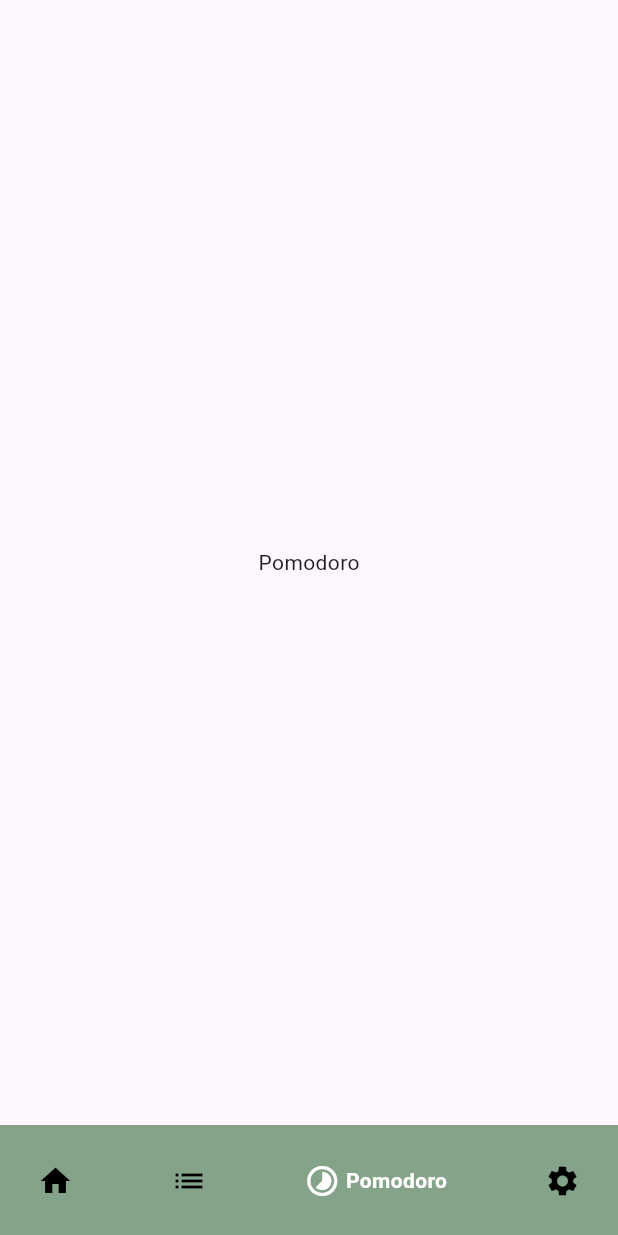
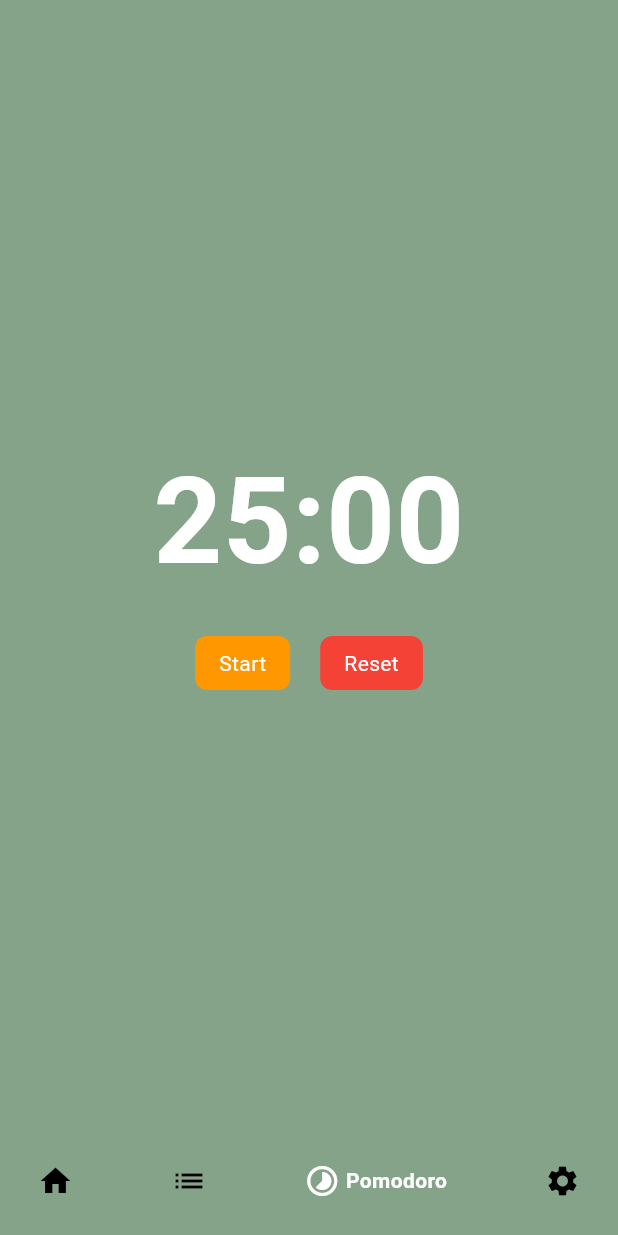
Before and after one commit to Chinokoo/schedule-app, a Flutter app: the NavigatePages screen opened directly, item 3 of the bottom bar chosen, on a phone screen of 412 x 824 dp. Run offline on Flutter 3.47's test engine with Material 3 defaults, Android fonts, the light colour scheme and no system bars; drawn by our look-alikes of google_nav_bar; our stand-ins replace easy_date_timeline; missing offline and left inert: omni_datetime_picker.

Commit message:
Create: pomodoro timer

```diff
--- a/lib/pages/navigation.dart
+++ b/lib/pages/navigation.dart
@@ -19,7 +19,7 @@
   final List<Widget> _pages = [
     const Homepage(),
     const AllTaskPage(),
-    const PomodoroPage(),
+    PomodoroPage(),
     const SettingsPage(),
   ];
 
--- a/lib/pages/pomodoro.dart
+++ b/lib/pages/pomodoro.dart
@@ -1,18 +1,130 @@
+import 'dart:async';
 import 'package:flutter/material.dart';
 
 class PomodoroPage extends StatefulWidget {
-  const PomodoroPage({super.key});
-
   @override
-  State<PomodoroPage> createState() => _PomodoroPageState();
+  _PomodoroPageState createState() => _PomodoroPageState();
 }
 
 class _PomodoroPageState extends State<PomodoroPage> {
+  int _seconds = 1500; // 25 minutes
+  bool _isActive = false;
+  Timer? _timer;
+
+  void _startTimer() {
+    if (!_isActive) {
+      _isActive = true;
+      _timer = Timer.periodic(const Duration(seconds: 1), (timer) {
+        if (mounted) {
+          setState(() {
+            if (_seconds > 0) {
+              _seconds--;
+            } else {
+              _isActive = false;
+              _timer?.cancel();
+            }
+          });
+        }
+      });
+    }
+  }
+
+  void _pauseTimer() {
+    if (_isActive) {
+      _isActive = false;
+      _timer?.cancel();
+    } else {
+      _startTimer();
+    }
+  }
+
+  void _resetTimer() {
+    setState(() {
+      _seconds = 1500;
+      _isActive = false;
+      _timer?.cancel();
+    });
+  }
+
+  bool get isPaused => !_isActive && _seconds < 1500;
+
+  String _formatTime(int seconds) {
+    int minutes = seconds ~/ 60;
+    int remainingSeconds = seconds % 60;
+    return '${minutes.toString().padLeft(2, '0')}:${remainingSeconds.toString().padLeft(2, '0')}';
+  }
+
+  @override
+  void dispose() {
+    _timer?.cancel();
+    super.dispose();
+  }
+
   @override
   Widget build(BuildContext context) {
-    return const Scaffold(
-      body: Center(
-        child: Text('Pomodoro'),
+    return Scaffold(
+      backgroundColor: Color(0xff85A389),
+      body: Column(
+        mainAxisAlignment: MainAxisAlignment.center,
+        crossAxisAlignment: CrossAxisAlignment.center,
+        children: [
+          Center(
+            child: Column(
+              mainAxisAlignment: MainAxisAlignment.center,
+              crossAxisAlignment: CrossAxisAlignment.center,
+              children: <Widget>[
+                // the pomodoro timer
+                Text(
+                  _formatTime(_seconds),
+                  style: const TextStyle(
+                      fontSize: 80,
+                      fontWeight: FontWeight.bold,
+                      color: Colors.white),
+                ),
+                const SizedBox(height: 20),
+                Row(
+                  mainAxisAlignment: MainAxisAlignment.center,
+                  children: <Widget>[
+                    //start/pause timer button
+                    InkWell(
+                      onTap: _isActive ? _pauseTimer : _startTimer,
+                      child: Container(
+                        padding: const EdgeInsets.symmetric(
+                            horizontal: 16, vertical: 8),
+                        decoration: BoxDecoration(
+                          borderRadius: BorderRadius.circular(8),
+                          color: _isActive ? Colors.green : Colors.orange,
+                        ),
+                        child: Text(
+                          _isActive
+                              ? 'pause'
+                              : (isPaused ? 'Continue' : 'Start'),
+                          style: const TextStyle(color: Colors.white),
+                        ),
+                      ),
+                    ),
+                    const SizedBox(width: 20),
+                    //reset timer button
+                    InkWell(
+                      onTap: _resetTimer,
+                      child: Container(
+                          padding: const EdgeInsets.symmetric(
+                              horizontal: 16, vertical: 8),
+                          decoration: BoxDecoration(
+                            borderRadius: BorderRadius.circular(8),
+                            color: Colors.red,
+                          ),
+                          child: const Text(
+                            'Reset',
+                            style: TextStyle(color: Colors.white),
+                          )),
+                    ),
+                  ],
+                ),
+              ],
+            ),
+          ),
+        ],
       ),
     );
   }
```
